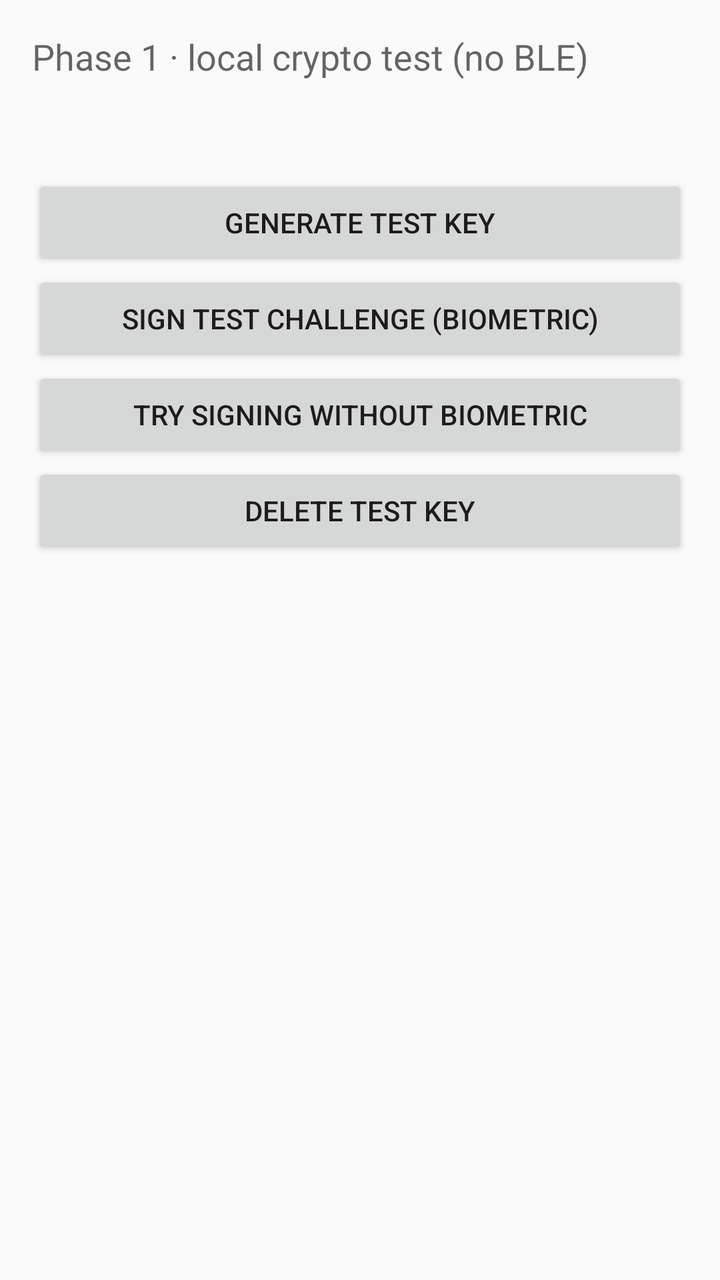
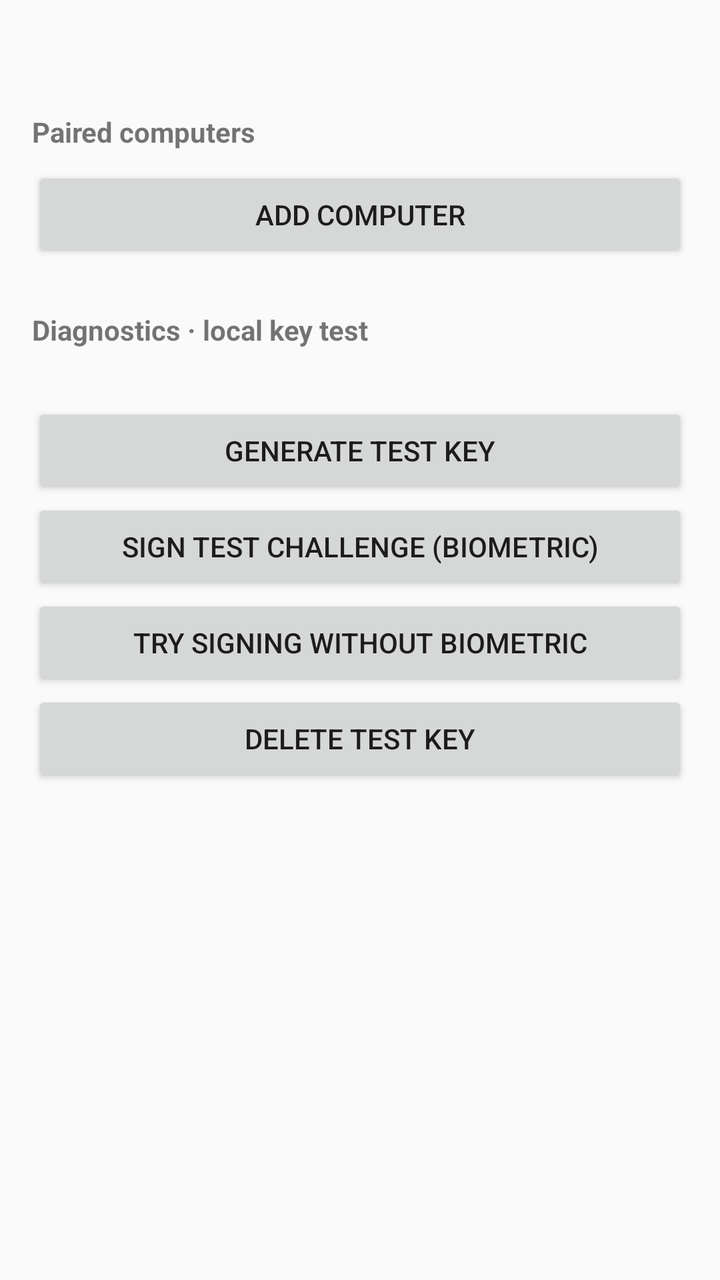

Compare the two renders of this Android layout. The source of the first and the diff that turns it into the second are given below.
<!-- AndroidManifest.xml: application theme Theme.PhoneKey -->
<!-- res/layout/activity_main.xml -->
<?xml version="1.0" encoding="utf-8"?>
<ScrollView xmlns:android="http://schemas.android.com/apk/res/android"
    android:layout_width="match_parent"
    android:layout_height="match_parent"
    android:fitsSystemWindows="true">

    <LinearLayout
        android:layout_width="match_parent"
        android:layout_height="wrap_content"
        android:orientation="vertical"
        android:padding="16dp">

        <TextView
            android:layout_width="wrap_content"
            android:layout_height="wrap_content"
            android:text="@string/phase_label"
            android:textAppearance="?android:attr/textAppearanceMedium" />

        <TextView
            android:id="@+id/device_text"
            android:layout_width="match_parent"
            android:layout_height="wrap_content"
            android:layout_marginTop="12dp"
            android:fontFamily="monospace"
            android:textIsSelectable="true" />

        <Button
            android:id="@+id/generate_button"
            android:layout_width="match_parent"
            android:layout_height="wrap_content"
            android:layout_marginTop="16dp"
            android:text="@string/generate_key" />

        <Button
            android:id="@+id/sign_button"
            android:layout_width="match_parent"
            android:layout_height="wrap_content"
            android:text="@string/sign_challenge" />

        <Button
            android:id="@+id/sign_unauthorized_button"
            android:layout_width="match_parent"
            android:layout_height="wrap_content"
            android:text="@string/sign_unauthorized" />

        <Button
            android:id="@+id/delete_button"
            android:layout_width="match_parent"
            android:layout_height="wrap_content"
            android:text="@string/delete_key" />

        <TextView
            android:id="@+id/output_text"
            android:layout_width="match_parent"
            android:layout_height="wrap_content"
            android:layout_marginTop="16dp"
            android:fontFamily="monospace"
            android:textIsSelectable="true" />
    </LinearLayout>
</ScrollView>
<!-- resources referenced by this layout -->
<resources>
  <string name="delete_key">Delete test key</string>
  <string name="generate_key">Generate test key</string>
  <string name="phase_label">Phase 1 · local crypto test (no BLE)</string>
  <string name="sign_challenge">Sign test challenge (biometric)</string>
  <string name="sign_unauthorized">Try signing without biometric</string>
  <style name="Theme.PhoneKey" parent="Theme.AppCompat.DayNight.DarkActionBar" />
</resources>

<!-- the commit's change to res/layout/activity_main.xml (unified diff, before → after) -->
@@ -11,16 +11,59 @@
         android:padding="16dp">
 
         <TextView
+            android:id="@+id/status_text"
+            android:layout_width="match_parent"
+            android:layout_height="wrap_content"
+            android:textAppearance="?android:attr/textAppearanceMedium" />
+
+        <Button
+            android:id="@+id/bluetooth_button"
+            android:layout_width="match_parent"
+            android:layout_height="wrap_content"
+            android:layout_marginTop="8dp"
+            android:text="@string/turn_on_bluetooth"
+            android:visibility="gone" />
+
+        <Button
+            android:id="@+id/full_screen_button"
+            android:layout_width="match_parent"
+            android:layout_height="wrap_content"
+            android:layout_marginTop="8dp"
+            android:text="@string/allow_full_screen"
+            android:visibility="gone" />
+
+        <TextView
             android:layout_width="wrap_content"
             android:layout_height="wrap_content"
-            android:text="@string/phase_label"
-            android:textAppearance="?android:attr/textAppearanceMedium" />
+            android:layout_marginTop="16dp"
+            android:text="@string/paired_computers"
+            android:textStyle="bold" />
+
+        <LinearLayout
+            android:id="@+id/paired_list"
+            android:layout_width="match_parent"
+            android:layout_height="wrap_content"
+            android:orientation="vertical" />
+
+        <Button
+            android:id="@+id/add_computer_button"
+            android:layout_width="match_parent"
+            android:layout_height="wrap_content"
+            android:layout_marginTop="8dp"
+            android:text="@string/add_computer" />
+
+        <TextView
+            android:layout_width="wrap_content"
+            android:layout_height="wrap_content"
+            android:layout_marginTop="24dp"
+            android:text="@string/diagnostics"
+            android:textStyle="bold" />
 
         <TextView
             android:id="@+id/device_text"
             android:layout_width="match_parent"
             android:layout_height="wrap_content"
-            android:layout_marginTop="12dp"
+            android:layout_marginTop="8dp"
             android:fontFamily="monospace"
             android:textIsSelectable="true" />
 
@@ -28,7 +71,6 @@
             android:id="@+id/generate_button"
             android:layout_width="match_parent"
             android:layout_height="wrap_content"
-            android:layout_marginTop="16dp"
             android:text="@string/generate_key" />
 
         <Button
<!-- resource entries referenced after the edit -->
@@ -1,10 +1,14 @@
 <!-- resources referenced by this layout -->
 <resources>
+  <string name="add_computer">Add computer</string>
+  <string name="allow_full_screen">Allow requests to appear on the lock screen</string>
   <string name="delete_key">Delete test key</string>
+  <string name="diagnostics">Diagnostics · local key test</string>
   <string name="generate_key">Generate test key</string>
-  <string name="phase_label">Phase 1 · local crypto test (no BLE)</string>
+  <string name="paired_computers">Paired computers</string>
   <string name="sign_challenge">Sign test challenge (biometric)</string>
   <string name="sign_unauthorized">Try signing without biometric</string>
+  <string name="turn_on_bluetooth">Turn on Bluetooth</string>
   <style name="Theme.PhoneKey" parent="Theme.AppCompat.DayNight.DarkActionBar" />
 </resources>
 
